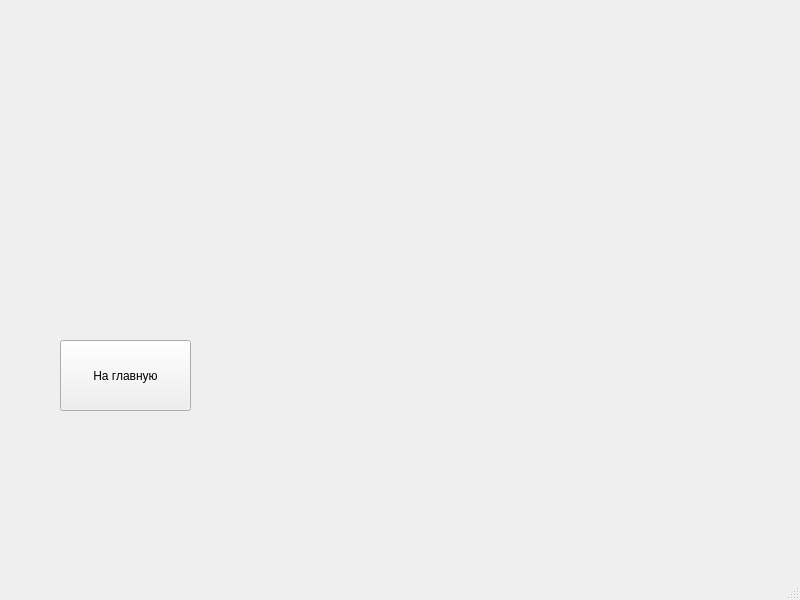
Before: the Qt Designer form profilewindow.ui in Faridik/Courses, drawn with Qt 5.
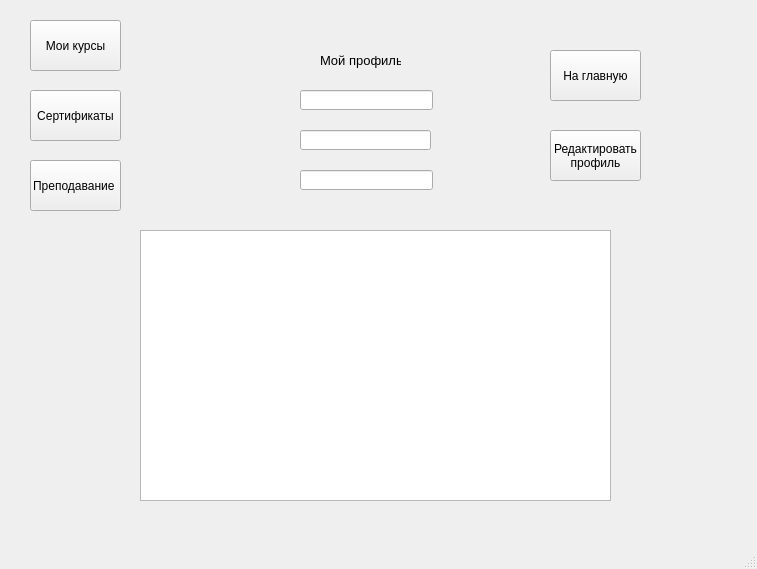
After: the same form once the commit is applied.

```diff
--- a/profilewindow.ui
+++ b/profilewindow.ui
@@ -6,8 +6,8 @@
    <rect>
     <x>0</x>
     <y>0</y>
-    <width>800</width>
-    <height>600</height>
+    <width>757</width>
+    <height>569</height>
    </rect>
   </property>
   <property name="windowTitle">
@@ -17,16 +17,127 @@
    <widget class="QPushButton" name="backButton">
     <property name="geometry">
      <rect>
-      <x>60</x>
-      <y>340</y>
-      <width>131</width>
-      <height>71</height>
+      <x>550</x>
+      <y>50</y>
+      <width>91</width>
+      <height>51</height>
      </rect>
     </property>
     <property name="text">
      <string>На главную</string>
     </property>
    </widget>
+   <widget class="QPushButton" name="pushButton">
+    <property name="geometry">
+     <rect>
+      <x>30</x>
+      <y>160</y>
+      <width>91</width>
+      <height>51</height>
+     </rect>
+    </property>
+    <property name="text">
+     <string>Преподавание </string>
+    </property>
+   </widget>
+   <widget class="QPushButton" name="pushButton_2">
+    <property name="geometry">
+     <rect>
+      <x>30</x>
+      <y>20</y>
+      <width>91</width>
+      <height>51</height>
+     </rect>
+    </property>
+    <property name="text">
+     <string>Мои курсы</string>
+    </property>
+   </widget>
+   <widget class="QLabel" name="label">
+    <property name="geometry">
+     <rect>
+      <x>320</x>
+      <y>40</y>
+      <width>81</width>
+      <height>41</height>
+     </rect>
+    </property>
+    <property name="font">
+     <font>
+      <pointsize>10</pointsize>
+     </font>
+    </property>
+    <property name="text">
+     <string>Мой профиль</string>
+    </property>
+   </widget>
+   <widget class="QLineEdit" name="lineEdit">
+    <property name="geometry">
+     <rect>
+      <x>300</x>
+      <y>90</y>
+      <width>133</width>
+      <height>20</height>
+     </rect>
+    </property>
+   </widget>
+   <widget class="QLineEdit" name="lineEdit_2">
+    <property name="geometry">
+     <rect>
+      <x>300</x>
+      <y>130</y>
+      <width>131</width>
+      <height>20</height>
+     </rect>
+    </property>
+   </widget>
+   <widget class="QLineEdit" name="lineEdit_3">
+    <property name="geometry">
+     <rect>
+      <x>300</x>
+      <y>170</y>
+      <width>133</width>
+      <height>20</height>
+     </rect>
+    </property>
+   </widget>
+   <widget class="QListWidget" name="listWidget">
+    <property name="geometry">
+     <rect>
+      <x>140</x>
+      <y>230</y>
+      <width>471</width>
+      <height>271</height>
+     </rect>
+    </property>
+   </widget>
+   <widget class="QPushButton" name="backButton_2">
+    <property name="geometry">
+     <rect>
+      <x>30</x>
+      <y>90</y>
+      <width>91</width>
+      <height>51</height>
+     </rect>
+    </property>
+    <property name="text">
+     <string>Сертификаты</string>
+    </property>
+   </widget>
+   <widget class="QPushButton" name="pushButton_3">
+    <property name="geometry">
+     <rect>
+      <x>550</x>
+      <y>130</y>
+      <width>91</width>
+      <height>51</height>
+     </rect>
+    </property>
+    <property name="text">
+     <string>Редактировать
+профиль</string>
+    </property>
+   </widget>
   </widget>
   <widget class="QMenuBar" name="menubar">
    <property name="geometry">
```
Left out of the diff: 2 changed lines with no effect on the pictures.
